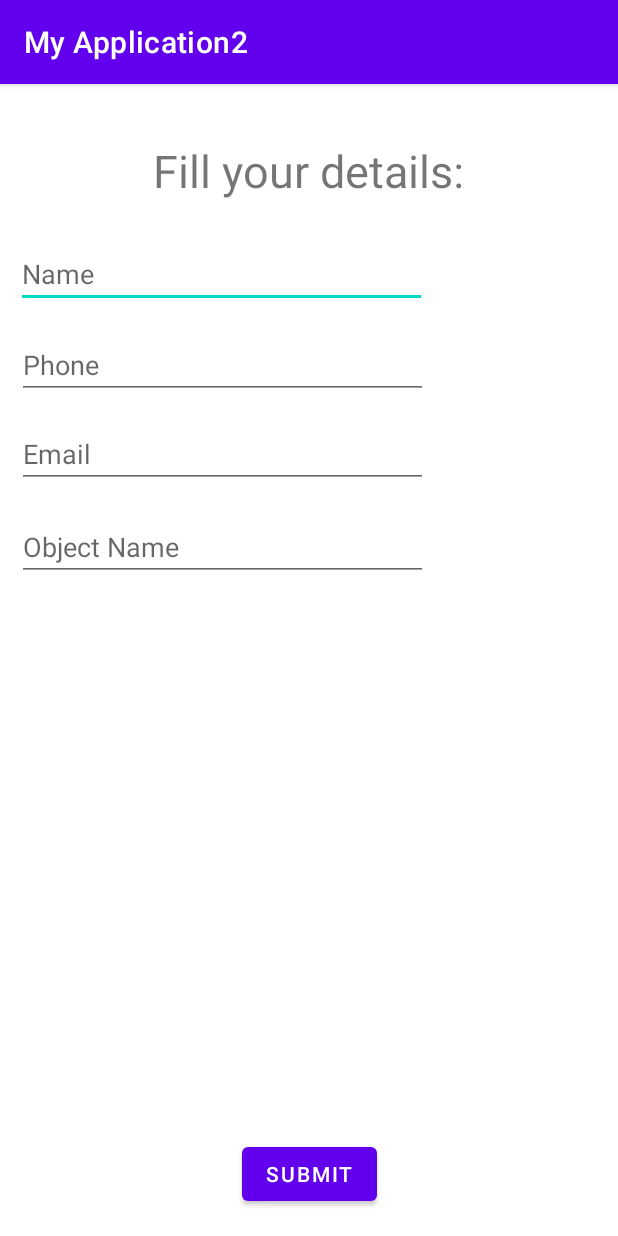
After one commit to ckadltmf/lost-foundd-, an Android app: the Form screen opened directly, with no data from a screen before it, on a phone screen of 412 x 824 dp. The commit adds this screen. Run offline under Robolectric (Android 15) with nearby library versions, the phone set to English and light mode, and no system bars; our stand-ins replace Firebase (no records; nobody signed in at launch, a user with empty details on screens opened directly); Roboto replaces fonts that are not available here.

Commit message:
forms added

```diff
--- a/app/src/main/AndroidManifest.xml
+++ b/app/src/main/AndroidManifest.xml
@@ -15,6 +15,7 @@
         <activity android:name=".MainActivity"/>
         <activity android:name=".Settings"/>
         <activity android:name=".EditProfile"/>
+        <activity android:name=".Form"/>
 
         <activity android:name=".Register">
             <intent-filter>
--- /dev/null
+++ b/app/src/main/java/com/example/myapplication2/Form.java
@@ -0,0 +1,113 @@
+package com.example.myapplication2;
+import androidx.annotation.NonNull;
+import androidx.appcompat.app.AppCompatActivity;
+
+import android.content.Intent;
+import android.os.Bundle;
+import android.text.TextUtils;
+import android.util.Log;
+import android.view.View;
+import android.widget.Button;
+import android.widget.EditText;
+import android.widget.ProgressBar;
+import android.widget.TextView;
+import android.widget.Toast;
+
+import com.google.android.gms.tasks.OnCompleteListener;
+import com.google.android.gms.tasks.OnFailureListener;
+import com.google.android.gms.tasks.OnSuccessListener;
+import com.google.android.gms.tasks.Task;
+import com.google.firebase.auth.AuthResult;
+import com.google.firebase.auth.FirebaseAuth;
+import com.google.firebase.firestore.DocumentReference;
+import com.google.firebase.firestore.DocumentSnapshot;
+import com.google.firebase.firestore.EventListener;
+import com.google.firebase.firestore.FirebaseFirestore;
+import com.google.firebase.firestore.FirebaseFirestoreException;
+
+import java.util.HashMap;
+import java.util.Map;
+
+import javax.annotation.Nullable;
+
+public class Form extends AppCompatActivity  {
+    public static final String TAG = "TAG";
+    EditText mFullName, mEmail, mObject,mPhone;
+    Button mSubmit;
+    FirebaseFirestore fStore;
+    FirebaseAuth fAuth;
+    String userId;
+    @Override
+    protected void onCreate(Bundle savedInstanceState) {
+        super.onCreate(savedInstanceState);
+        setContentView(R.layout.activity_form);
+        Intent data = getIntent();
+
+        mFullName = findViewById(R.id.name);
+        mEmail = findViewById(R.id.EMail);
+        mObject = findViewById(R.id.ObjectName);
+        mPhone = findViewById(R.id.Phone);
+        mSubmit = findViewById(R.id.submit);
+        fStore = FirebaseFirestore.getInstance();
+        fAuth = FirebaseAuth.getInstance();
+        mSubmit.setOnClickListener(new View.OnClickListener() {
+            @Override
+            public void onClick(View v) {
+                String email=mEmail.getText().toString().trim();
+                String object=mObject.getText().toString().trim();
+                String fullName = mFullName.getText().toString();
+                final String phone = mPhone.getText().toString();
+
+                if(TextUtils.isEmpty(email)){
+                    mEmail.setError("Email Fill is required");
+                    return;
+                }
+                if(TextUtils.isEmpty(object)){
+                    mObject.setError("Object Fill is required");
+                    return;
+                }
+                if(TextUtils.isEmpty(object)){
+                    mFullName.setError("Name Fill is required");
+                    return;
+                }
+                if(TextUtils.isEmpty(object)){
+                    mPhone.setError("Phone Fill is required");
+                    return;
+                }
+                            Map<String,Object> forms = new HashMap<>();
+                            forms.put("fName",fullName);
+                            forms.put("email",email);
+                            forms.put("phone",phone);
+                            forms.put("object",object);
+                            fStore.collection("forms").add(forms).addOnSuccessListener(new OnSuccessListener<DocumentReference>() {
+                                @Override
+                                public void onSuccess(DocumentReference documentReference) {
+                                    Toast.makeText(Form.this,"Your object added Successfully",Toast.LENGTH_SHORT).show();
+                                }
+                            }).addOnFailureListener(new OnFailureListener() {
+                                @Override
+                                public void onFailure(@NonNull Exception e) {
+                                    Toast.makeText(Form.this,"Failure in adding content, please try again!",Toast.LENGTH_SHORT).show();
+                                }
+                            });
+
+            }
+
+        });
+        userId = fAuth.getCurrentUser().getUid();
+        DocumentReference documentReference = fStore.collection("users").document(userId);
+        documentReference.addSnapshotListener(this, new EventListener<DocumentSnapshot>() {
+            @Override
+            public void onEvent(@Nullable DocumentSnapshot documentSnapshot, @Nullable FirebaseFirestoreException e) {
+                if(documentSnapshot.exists()){
+                    mPhone.setText(documentSnapshot.getString("phone"));
+                    mFullName.setText(documentSnapshot.getString("fName"));
+                    mEmail.setText(documentSnapshot.getString("email"));
+
+                }else {
+                    Log.d("tag", "onEvent: Document do not exists");
+                }
+            }
+        });
+    }
+}
--- a/app/src/main/java/com/example/myapplication2/MainActivity.java
+++ b/app/src/main/java/com/example/myapplication2/MainActivity.java
@@ -41,11 +41,11 @@ public class MainActivity extends AppCompatActivity {
                 return true;
             case R.id.Lost:
                 Toast.makeText(this,"Lost",Toast.LENGTH_SHORT).show();
-                startActivity(new Intent(getApplicationContext(),Settings.class));
+                startActivity(new Intent(getApplicationContext(),Form.class));
                 return true;
             case R.id.Found:
                 Toast.makeText(this,"Found",Toast.LENGTH_SHORT).show();
-                startActivity(new Intent(getApplicationContext(),Settings.class));
+                startActivity(new Intent(getApplicationContext(),Form.class));
                 return true;
             case R.id.logOut:
                 FirebaseAuth.getInstance().signOut();//logout
--- /dev/null
+++ b/app/src/main/res/layout/activity_form.xml
@@ -0,0 +1,94 @@
+<?xml version="1.0" encoding="utf-8"?>
+<androidx.constraintlayout.widget.ConstraintLayout xmlns:android="http://schemas.android.com/apk/res/android"
+    xmlns:app="http://schemas.android.com/apk/res-auto"
+    xmlns:tools="http://schemas.android.com/tools"
+    android:layout_width="match_parent"
+    android:layout_height="match_parent"
+    tools:context=".Form">
+
+    <TextView
+        android:id="@+id/textView"
+        android:layout_width="238dp"
+        android:layout_height="44dp"
+        android:text="Fill your details:"
+        android:textAlignment="center"
+        android:textSize="30sp"
+        app:layout_constraintBottom_toBottomOf="parent"
+        app:layout_constraintEnd_toEndOf="parent"
+        app:layout_constraintHorizontal_bias="0.497"
+        app:layout_constraintStart_toStartOf="parent"
+        app:layout_constraintTop_toTopOf="parent"
+        app:layout_constraintVertical_bias="0.052" />
+
+    <EditText
+        android:id="@+id/name"
+        android:layout_width="274dp"
+        android:layout_height="43dp"
+        android:layout_marginTop="8dp"
+        android:ems="10"
+        android:hint="Name"
+        android:inputType="textPersonName"
+        app:layout_constraintBottom_toBottomOf="parent"
+        app:layout_constraintEnd_toEndOf="parent"
+        app:layout_constraintHorizontal_bias="0.079"
+        app:layout_constraintStart_toStartOf="parent"
+        app:layout_constraintTop_toBottomOf="@+id/textView"
+        app:layout_constraintVertical_bias="0.026" />
+
+    <EditText
+        android:id="@+id/Phone"
+        android:layout_width="274dp"
+        android:layout_height="43dp"
+        android:layout_marginTop="8dp"
+        android:ems="10"
+        android:hint="Phone"
+        android:inputType="phone"
+        app:layout_constraintBottom_toBottomOf="parent"
+        app:layout_constraintEnd_toEndOf="parent"
+        app:layout_constraintHorizontal_bias="0.083"
+        app:layout_constraintStart_toStartOf="parent"
+        app:layout_constraintTop_toBottomOf="@+id/name"
+        app:layout_constraintVertical_bias="0.016" />
+
+    <EditText
+        android:id="@+id/EMail"
+        android:layout_width="274dp"
+        android:layout_height="43dp"
+        android:layout_marginTop="8dp"
+        android:ems="10"
+        android:hint="Email"
+        android:inputType="textEmailAddress"
+        app:layout_constraintBottom_toBottomOf="parent"
+        app:layout_constraintEnd_toEndOf="parent"
+        app:layout_constraintHorizontal_bias="0.08"
+        app:layout_constraintStart_toStartOf="parent"
+        app:layout_constraintTop_toBottomOf="@+id/Phone"
+        app:layout_constraintVertical_bias="0.016" />
+
+    <EditText
+        android:id="@+id/ObjectName"
+        android:layout_width="274dp"
+        android:layout_height="43dp"
+        android:layout_marginTop="8dp"
+        android:ems="10"
+        android:hint="Object Name"
+        android:inputType="textPersonName"
+        app:layout_constraintBottom_toBottomOf="parent"
+        app:layout_constraintEnd_toEndOf="parent"
+        app:layout_constraintHorizontal_bias="0.08"
+        app:layout_constraintStart_toStartOf="parent"
+        app:layout_constraintTop_toBottomOf="@+id/EMail"
+        app:layout_constraintVertical_bias="0.024" />
+
+    <Button
+        android:id="@+id/submit"
+        android:layout_width="wrap_content"
+        android:layout_height="wrap_content"
+        android:text="Submit"
+        app:layout_constraintBottom_toBottomOf="parent"
+        app:layout_constraintEnd_toEndOf="parent"
+        app:layout_constraintStart_toStartOf="parent"
+        app:layout_constraintTop_toBottomOf="@+id/ObjectName"
+        app:layout_constraintVertical_bias="0.955" />
+
+</androidx.constraintlayout.widget.ConstraintLayout>
--- a/build.gradle
+++ b/build.gradle
@@ -5,7 +5,7 @@ buildscript {
         jcenter()
     }
     dependencies {
-        classpath "com.android.tools.build:gradle:4.1.0"
+        classpath 'com.android.tools.build:gradle:4.1.1'
         classpath 'com.google.gms:google-services:4.3.4'
 
         // NOTE: Do not place your application dependencies here; they belong
```
